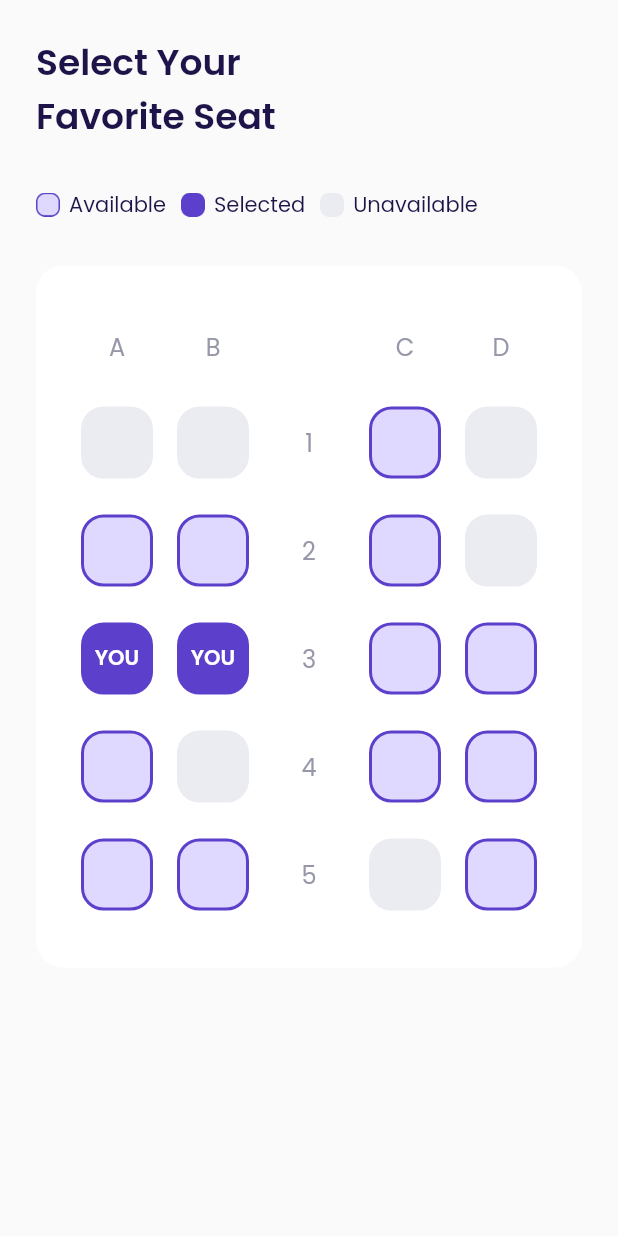
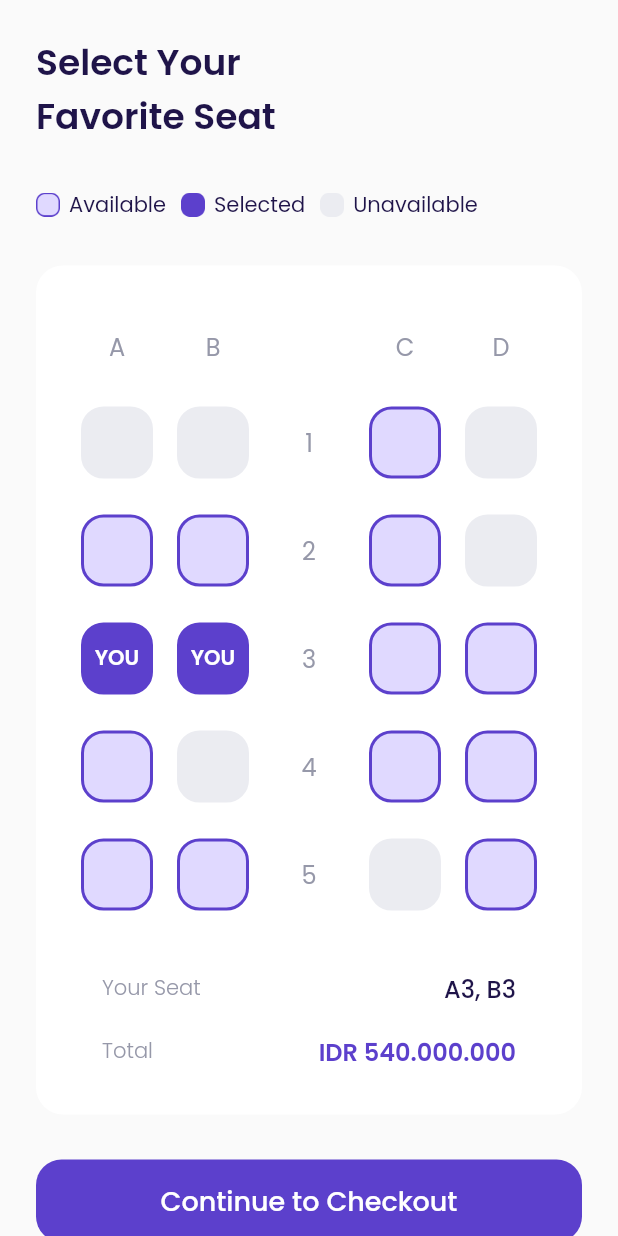
Before and after one commit to heyaender/flutter-flyon-airplane, a Flutter app: the ChooseSeatPage screen opened directly, on a phone screen of 412 x 824 dp. Run offline on Flutter 3.47's test engine with Material 2 defaults, Android fonts, the light colour scheme and no system bars; our stand-ins replace google_fonts.

Commit message:
Add selected seat, total price, and checkout button

```diff
--- a/lib/ui/pages/choose_seat_page.dart
+++ b/lib/ui/pages/choose_seat_page.dart
@@ -2,6 +2,7 @@
 
 import 'package:flutter/material.dart';
 import 'package:flyon_airplane_app/shared/theme.dart';
+import 'package:flyon_airplane_app/ui/widgets/custom_button.dart';
 import 'package:flyon_airplane_app/ui/widgets/seat_item.dart';
 
 class ChooseSeatPage extends StatelessWidget {
@@ -378,8 +379,76 @@ class ChooseSeatPage extends StatelessWidget {
                 ],
               ),
             ),
+
+            // NOTE : SEAT CHOICE
+            Container(
+              margin: EdgeInsets.only(
+                top: 32,
+                left: 22,
+                right: 22,
+              ),
+              child: Column(
+                children: [
+                  Row(
+                    mainAxisAlignment: MainAxisAlignment.spaceBetween,
+                    children: [
+                      Text(
+                        "Your Seat",
+                        style: greyText.copyWith(
+                          fontSize: 14,
+                          fontWeight: light,
+                        ),
+                      ),
+                      Text(
+                        'A3, B3',
+                        style: darkText.copyWith(
+                          fontSize: 16,
+                          fontWeight: medium,
+                        ),
+                      )
+                    ],
+                  ),
+                  SizedBox(
+                    height: 18,
+                  ),
+                  Row(
+                    mainAxisAlignment: MainAxisAlignment.spaceBetween,
+                    children: [
+                      Text(
+                        "Total",
+                        style: greyText.copyWith(
+                          fontSize: 14,
+                          fontWeight: light,
+                        ),
+                      ),
+                      Text(
+                        'IDR 540.000.000',
+                        style: purpleText.copyWith(
+                          fontSize: 16,
+                          fontWeight: semiBold,
+                        ),
+                      )
+                    ],
+                  ),
+                ],
+              ),
+            ),
           ],
         ),
+      );
+    }
+
+    Widget buttonCheckout() {
+      return Container(
+        margin: EdgeInsets.only(
+          top: 30,
+          bottom: 30,
+        ),
+        child: CustomButton(
+            title: 'Continue to Checkout',
+            onTap: () {
+              Navigator.pushNamed(context, '/checkout');
+            }),
       );
     }
 
@@ -394,6 +463,7 @@ class ChooseSeatPage extends StatelessWidget {
             title(),
             seatStatus(),
             selectSeat(),
+            buttonCheckout(),
           ],
         ),
       ),
```
